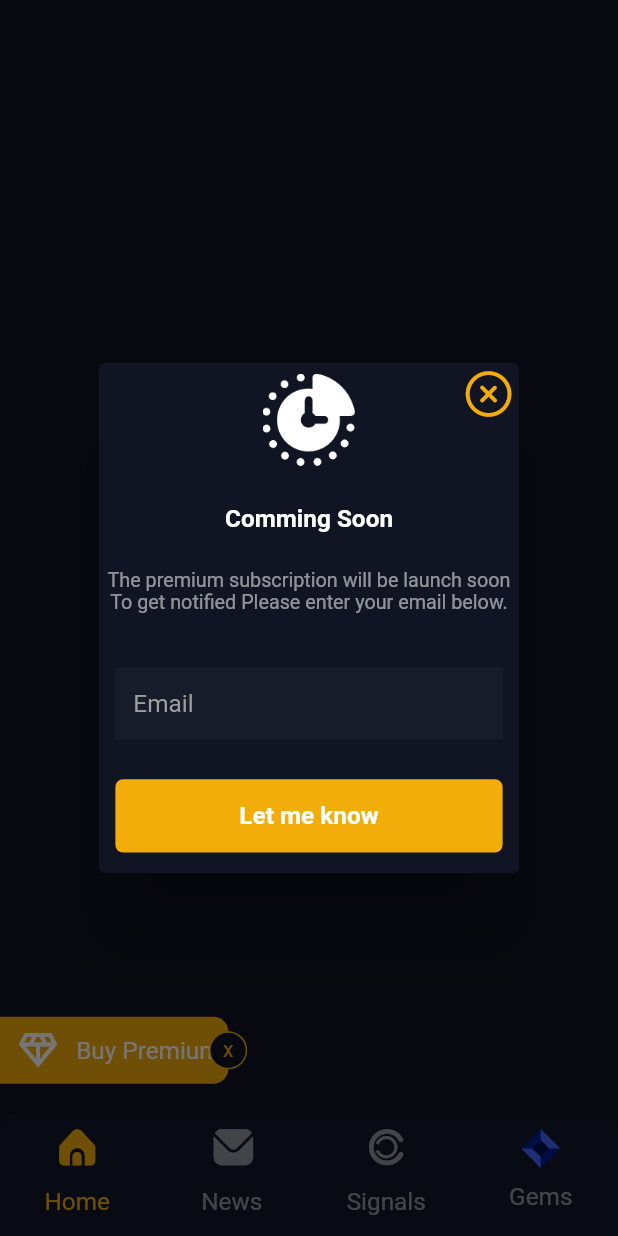
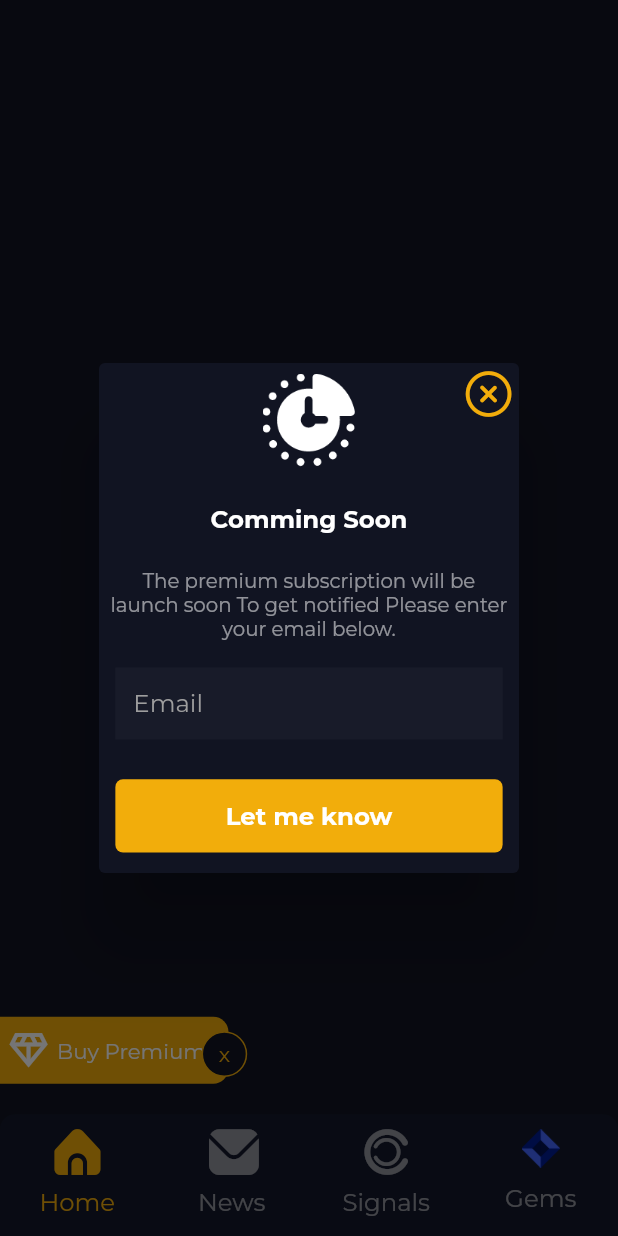
Before and after one commit to Fadi-khattak/bit_borge_crypto, a Flutter app: the RootScreen screen opened directly, after a tap on the "diamond" icon, after a tap on "Buy Premium", on a phone screen of 412 x 824 dp. Run offline on Flutter 3.47's test engine with Material 2 defaults, Android fonts, the phone set to English and light mode, and no system bars; our stand-ins replace bloc, country_picker, flutter_bloc, flutter_screenutil.

Commit message:
Bugs Fixing

```diff
--- a/lib/main.dart
+++ b/lib/main.dart
@@ -59,9 +59,11 @@ class MyApp extends StatelessWidget {
             child: MaterialApp(
               theme: ThemeData(
                   scaffoldBackgroundColor: bgColor,
+                  fontFamily: 'Montserrat',
                   appBarTheme:  AppBarTheme(
                       color: bgColor,
                       elevation: 0,
+                      toolbarHeight: 60.sp,
                       titleTextStyle: TextStyle(color: Colors.white,fontSize: 25.sp,fontWeight: FontWeight.bold),
                       iconTheme:const IconThemeData(color: Colors.white))),
               home: SplashScreen(),
--- a/lib/views/root_screen.dart
+++ b/lib/views/root_screen.dart
@@ -52,7 +52,9 @@ class RootScreen extends StatelessWidget {
                         ),
                         child: InkWell(
                           onTap: (){
-                            showPremiumDialog(context);
+                            if(isExpanded){
+                            showPremiumDialog(context);}
+
                           },
                           child: Row(
                             children: [
@@ -71,10 +73,10 @@ class RootScreen extends StatelessWidget {
                               )),
                               isExpanded
                                   ? Expanded(
-                                      flex: 2,
+                                      flex: 3,
                                       child: Text(
                                         "Buy Premium",
-                                        style: subheadingStyle,
+                                        style: TextStyle(color: Colors.white,fontSize: 14.sp),
                                       ))
                                   : const SizedBox(),
                             ],
@@ -94,8 +96,8 @@ class RootScreen extends StatelessWidget {
                                     .changeButtonState(false);
                               },
                               child: Container(
-                                height: 25.r,
-                                width: 25.r,
+                                height: 30.r,
+                                width: 30.r,
                                 decoration: BoxDecoration(
                                     shape: BoxShape.circle,
                                     color: bgColor,
@@ -116,7 +118,7 @@ class RootScreen extends StatelessWidget {
       bottomNavigationBar: BlocBuilder<BottomNavControllerCubit, int>(
         builder: (context, currentPage) {
           return Container(
-            height: 80.h,
+            height: 80.sp,
             padding: EdgeInsets.symmetric(vertical: 10.h),
             decoration: const BoxDecoration(
                 color: bottomNavColor,
@@ -262,6 +264,7 @@ class RootScreen extends StatelessWidget {
               child: Icon(
                 icon,
                 color: color,
+                size: 30.sp,
               ),
             ),
           ),
```
Also changed, not shown: lib/views/drawer/MyDrawer.dart (+4 -4 lines), pubspec.yaml (+6 -1 lines), assets/fonts/Montserrat-Bold.ttf (added), assets/fonts/Montserrat-Regular.ttf (added).
